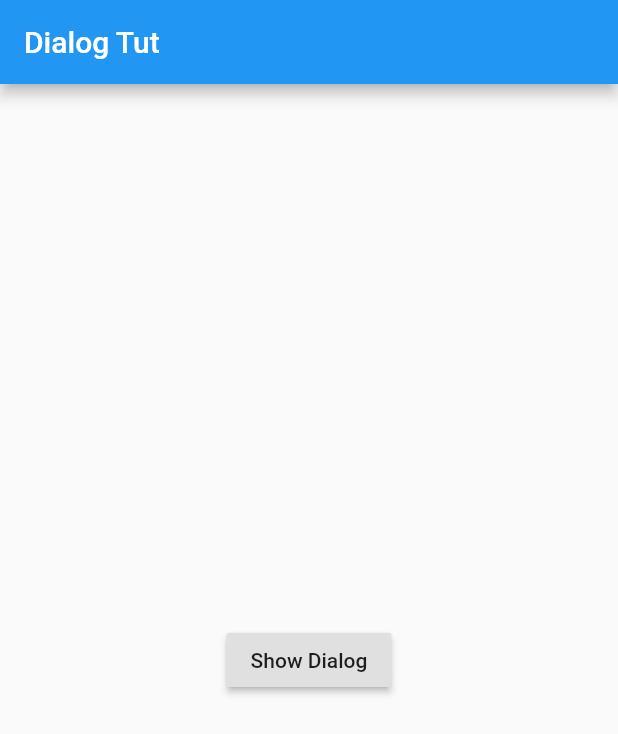
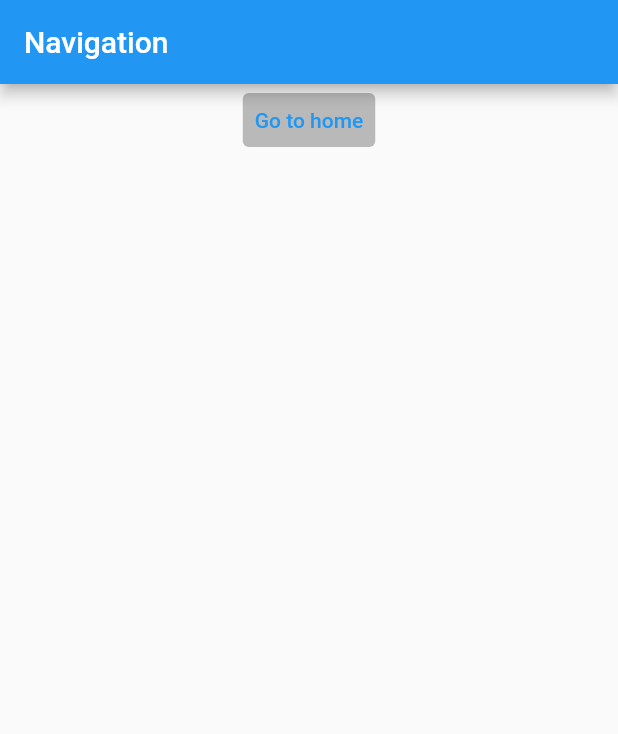
Before and after one commit to veedfrnd/GetxFlutterTuts, a Flutter app: the screen it shows after launch, on a phone screen of 412 x 824 dp. Shown: the top 734 px of the screen. Run offline on Flutter 3.47's test engine with Material 2 defaults, Android fonts, the phone set to English and light mode, and no system bars; our stand-ins replace get.

Commit message:
bottom sheet and un-named route

```diff
--- a/lib/main.dart
+++ b/lib/main.dart
@@ -1,7 +1,9 @@
 import 'package:flutter/material.dart';
 import 'package:get/get.dart';
+import 'package:use_getx/bottom_sheet.dart';
 import 'package:use_getx/dialog_cls.dart';
 import 'package:use_getx/snackbar_cls.dart';
+import 'package:use_getx/un_namedroutes/route_main.dart';
 
 void main() {
   runApp(MyApp());
@@ -14,7 +16,7 @@ class MyApp extends StatelessWidget {
   Widget build(BuildContext context) {
     return GetMaterialApp(
       title: 'GetX Library',
-      home: DialogCls(),
+      home: MainRoute(),
     );
   }
 }
--- /dev/null
+++ b/lib/un_namedroutes/route_main.dart
@@ -0,0 +1,43 @@
+import 'package:flutter/material.dart';
+import 'package:get/get.dart';
+import 'package:use_getx/un_namedroutes/route_home.dart';
+
+class MainRoute extends StatelessWidget {
+  const MainRoute({Key? key}) : super(key: key);
+
+  @override
+  Widget build(BuildContext context) {
+    return Scaffold(
+      appBar: AppBar(
+        title: Text('Navigation'),
+      ),
+      body: Center(
+        child: Column(
+          children: [
+            TextButton(
+              onPressed: () async {
+                //Get.to(HomeRoute());
+               var datareturn =await Get.to(
+                  HomeRoute(),
+                  //fullscreenDialog: true,
+                  transition: Transition.zoom,
+                  duration: Duration(milliseconds: 1000),
+                  //curve: Curves.bounceInOut,
+                  /*also pass data to next screen*/
+                  arguments: "Hello Data"
+                );
+               print('Data return from another screen $datareturn');
+                /*todo: move to next screen but no option to return to previous screen*/
+                //Get.off(HomeRoute(),);
+                /*todo: move to next screen but no option to return to all previous screen/routes*/
+                //Get.offAll(HomeRoute(),);
+              },
+              child: Text('Go to home'),
+              style: ButtonStyle(backgroundColor: MaterialStateProperty.all(Colors.black26)),
+            ),
+          ],
+        ),
+      ),
+    );
+  }
+}
```
Also changed, not shown: lib/bottom_sheet.dart (added, +74 -0 lines), lib/un_namedroutes/route_home.dart (added, +48 -0 lines).
